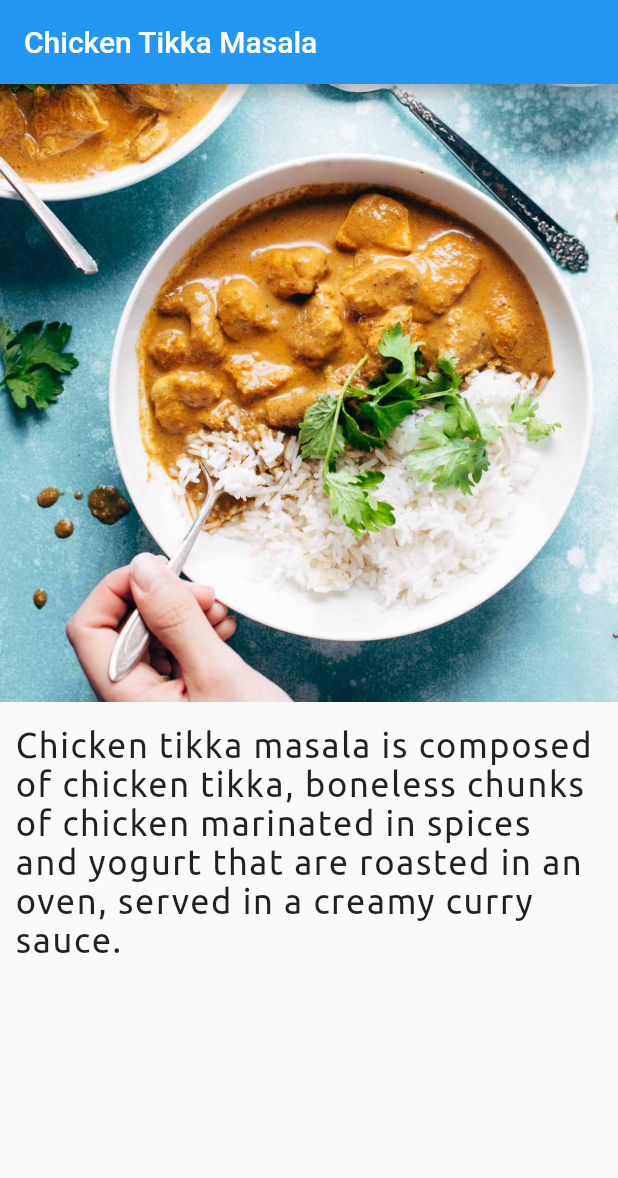
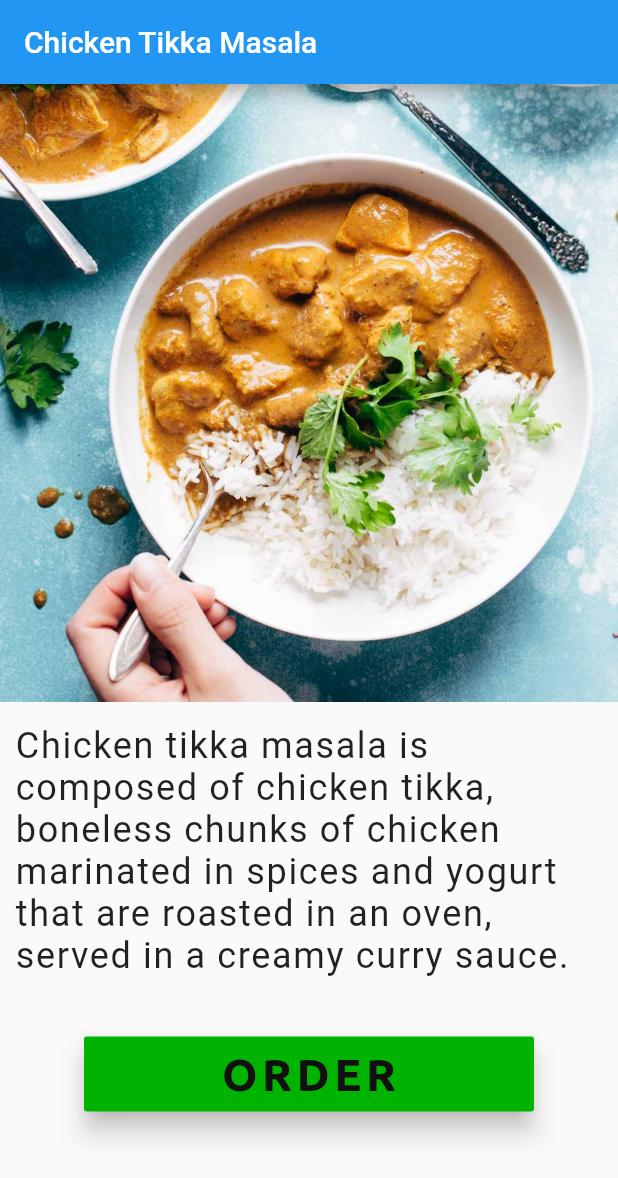
Before and after one commit to killerone/Easy-Order, a Flutter app: the screen it shows after launch, on a phone screen of 412 x 824 dp. Shown: the top 1178 px of the screen. Run offline on Flutter 3.47's test engine with Material 2 defaults, Android fonts, the phone set to English and light mode, and no system bars.

Commit message:
order button added

```diff
--- a/lib/item_details.dart
+++ b/lib/item_details.dart
@@ -5,11 +5,10 @@ class ItemDetails extends StatelessWidget {
   Widget build(BuildContext context) {
     return Scaffold(
       appBar: AppBar(title: Text("Chicken Tikka Masala")),
-      body: Column(
-        children: <Widget>[
-          ItemImage(),
-          ItemDescription(),
-        ],
+      body: SingleChildScrollView(
+        child: Column(
+          children: <Widget>[ItemImage(), ItemDescription(), AddItemButton()],
+        ),
       ),
     );
   }
@@ -33,12 +32,12 @@ class ItemDescription extends StatelessWidget {
   Widget build(BuildContext context) {
     return Container(
       alignment: Alignment.centerLeft,
-      margin: EdgeInsets.fromLTRB(10.0, 15.0, 10.0, 15.0),
+      margin: EdgeInsets.fromLTRB(10.0, 15.0, 10.0, 25.0),
       child: Text(
         "Chicken tikka masala is composed of chicken tikka, boneless chunks of chicken marinated in spices and yogurt that are roasted in an oven, served in a creamy curry sauce.",
         style: TextStyle(
-            fontSize: 23.0,
-            fontFamily: "Ubuntu",
+            fontSize: 24.0,
+            fontFamily: "Roboto",
             fontWeight: FontWeight.w400,
             letterSpacing: 1.1),
       ),
@@ -46,18 +45,40 @@ class ItemDescription extends StatelessWidget {
   }
 }
 
-/*
-Align(
-        //   alignment: Alignment.centerLeft,
-        //   child: Text(
-        //     "Description",
-        //     textAlign: TextAlign.start,
-        //     textDirection: TextDirection.ltr,
-        //     style: TextStyle(
-        //         fontSize: 40.0,
-        //         fontFamily: 'Ubuntu',
-        //         fontWeight: FontWeight.w700,
-        //         color: Color.fromRGBO(56, 56, 56, 1),
-        //         letterSpacing: 1.5),
-        //   ),
-        // ),*/
+class AddItemButton extends StatelessWidget {
+  @override
+  Widget build(BuildContext context) {
+    return Container(
+      margin: EdgeInsets.fromLTRB(10.0, 15.0, 10.0, 15.0),
+      width: 300.0,
+      height: 50.0,
+      child: RaisedButton(
+        color: Color.fromRGBO(0, 179, 0, 1),
+        child: Text(
+          "ORDER",
+          style: TextStyle(
+              fontSize: 30.0,
+              color: Color.fromRGBO(16, 16, 16, 1),
+              fontFamily: 'Ubuntu',
+              fontWeight: FontWeight.w700,
+              letterSpacing: 3.0),
+        ),
+        elevation: 7,
+        onPressed: () {
+          showSnackBar(context);
+        },
+      ),
+    );
+  }
+}
+
+void showSnackBar(BuildContext context) {
+  var snackBar = SnackBar(
+    content: Text(
+      "Added To Order",
+      style: TextStyle(fontSize: 20.0),
+    ),
+  );
+
+  Scaffold.of(context).showSnackBar(snackBar);
+}
```
Also changed, not shown: pubspec.yaml (+11 -0 lines), asset/fonts/Roboto-Black.ttf (added), asset/fonts/Roboto-Bold.ttf (added), asset/fonts/Roboto-Light.ttf (added), asset/fonts/Roboto-Medium.ttf (added), asset/fonts/Roboto-Regular.ttf (added).
